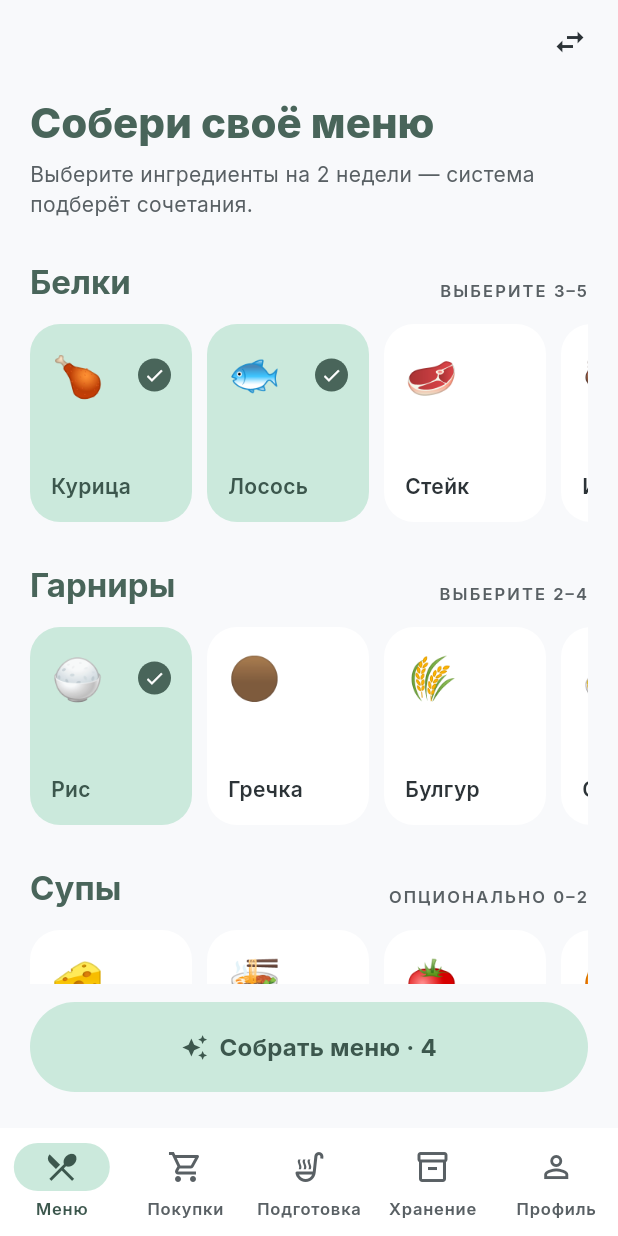
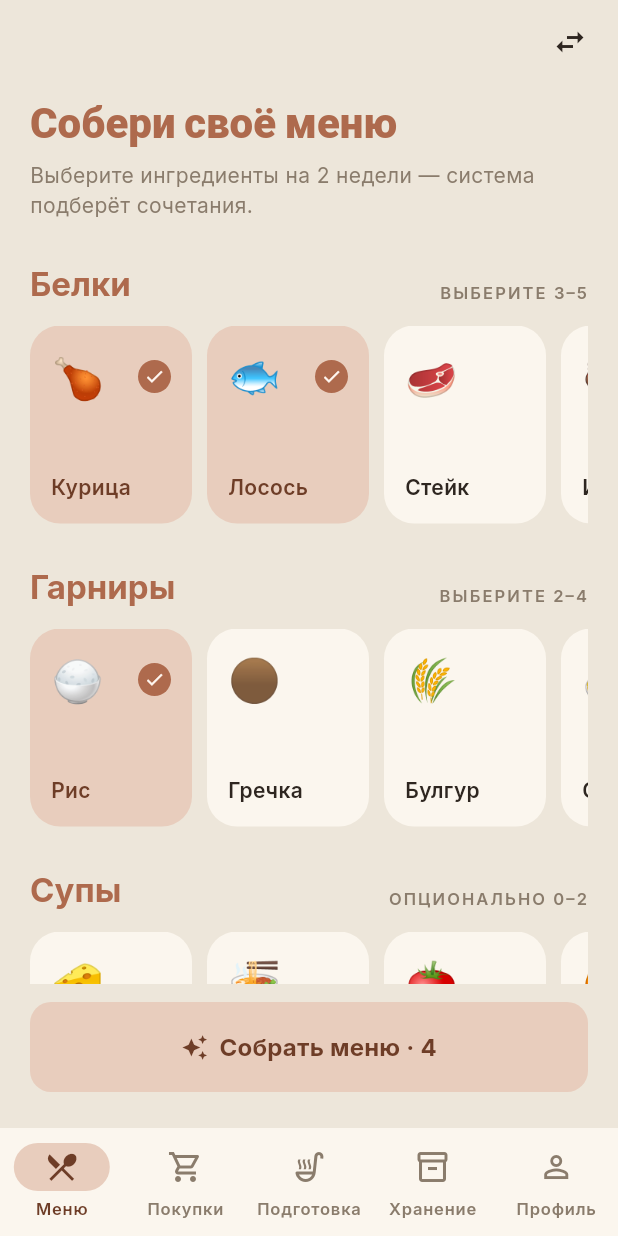
Before and after one commit to avelikzhanin/modular-chef, a Flutter app: the screen it shows after launch, on a phone screen of 412 x 824 dp. Run offline on Flutter 3.47's test engine with Material 3 defaults, Android fonts, the phone set to English and light mode, and no system bars; our stand-ins replace cached_network_image, dio, go_router, google_fonts.

Commit message:
feat(theme): replace Clinical Ethereal with Лён и глина design system (Stage 5.5)

```diff
--- a/lib/screens/chef/menu_screen.dart
+++ b/lib/screens/chef/menu_screen.dart
@@ -70,7 +70,7 @@ class _MenuScreenState extends State<MenuScreen> {
                       foregroundColor: AppColors.onPrimaryContainer,
                       disabledBackgroundColor: AppColors.surfaceContainerHigh,
                       padding: const EdgeInsets.symmetric(vertical: 18),
-                      shape: const StadiumBorder(),
+                      shape: RoundedRectangleBorder(borderRadius: BorderRadius.circular(14)),
                       textStyle:
                           tt.titleMedium?.copyWith(fontWeight: FontWeight.w700),
                     ),
@@ -220,7 +220,7 @@ class _MenuScreenState extends State<MenuScreen> {
                   backgroundColor: AppColors.primary,
                   foregroundColor: AppColors.onPrimary,
                   padding: const EdgeInsets.symmetric(vertical: 14),
-                  shape: const StadiumBorder(),
+                  shape: RoundedRectangleBorder(borderRadius: BorderRadius.circular(14)),
                 ),
                 child: const Text('Добавить'),
               ),
--- a/lib/screens/chef/prep_screen.dart
+++ b/lib/screens/chef/prep_screen.dart
@@ -111,7 +111,7 @@ class _PrepScreenState extends State<PrepScreen> {
                   backgroundColor: AppColors.primary,
                   foregroundColor: AppColors.onPrimary,
                   padding: const EdgeInsets.symmetric(vertical: 18),
-                  shape: const StadiumBorder(),
+                  shape: RoundedRectangleBorder(borderRadius: BorderRadius.circular(14)),
                   textStyle:
                       tt.titleMedium?.copyWith(fontWeight: FontWeight.w700),
                 ),
--- a/lib/screens/chef/shopping_screen.dart
+++ b/lib/screens/chef/shopping_screen.dart
@@ -113,7 +113,7 @@ class _ShoppingScreenState extends State<ShoppingScreen> {
                 backgroundColor: AppColors.tertiaryContainer,
                 foregroundColor: AppColors.onTertiaryContainer,
                 padding: const EdgeInsets.symmetric(horizontal: 20, vertical: 16),
-                shape: const StadiumBorder(),
+                shape: RoundedRectangleBorder(borderRadius: BorderRadius.circular(14)),
                 textStyle: tt.titleSmall?.copyWith(fontWeight: FontWeight.w700),
               ),
               icon: const Icon(Icons.ios_share, size: 20),
--- a/lib/screens/chef/two_week_menu_screen.dart
+++ b/lib/screens/chef/two_week_menu_screen.dart
@@ -71,7 +71,7 @@ class _TwoWeekMenuScreenState extends State<TwoWeekMenuScreen> {
                       backgroundColor: AppColors.primary,
                       foregroundColor: AppColors.onPrimary,
                       padding: const EdgeInsets.symmetric(vertical: 18),
-                      shape: const StadiumBorder(),
+                      shape: RoundedRectangleBorder(borderRadius: BorderRadius.circular(14)),
                       textStyle: tt.titleMedium?.copyWith(fontWeight: FontWeight.w700),
                     ),
                     child: const Text('Утвердить'),
--- a/lib/screens/guest/assemble_dish_screen.dart
+++ b/lib/screens/guest/assemble_dish_screen.dart
@@ -181,7 +181,7 @@ class AssembleDishScreen extends StatelessWidget {
             backgroundColor: AppColors.primaryContainer,
             foregroundColor: AppColors.onPrimaryContainer,
             padding: const EdgeInsets.symmetric(horizontal: 48, vertical: 20),
-            shape: const StadiumBorder(),
+            shape: RoundedRectangleBorder(borderRadius: BorderRadius.circular(14)),
             textStyle: Theme.of(context)
                 .textTheme
                 .titleLarge
--- a/lib/screens/guest/inventory_screen.dart
+++ b/lib/screens/guest/inventory_screen.dart
@@ -459,7 +459,7 @@ class _AssemblyBar extends StatelessWidget {
               backgroundColor: AppColors.primary,
               foregroundColor: AppColors.onPrimary,
               padding: const EdgeInsets.symmetric(vertical: 16),
-              shape: const StadiumBorder(),
+              shape: RoundedRectangleBorder(borderRadius: BorderRadius.circular(14)),
               textStyle: tt.titleMedium?.copyWith(fontWeight: FontWeight.w700),
             ),
             child: const Row(
--- a/lib/screens/guest/today_screen.dart
+++ b/lib/screens/guest/today_screen.dart
@@ -78,7 +78,7 @@ class TodayScreen extends StatelessWidget {
                 backgroundColor: AppColors.primaryContainer.withValues(alpha: 0.3),
                 foregroundColor: AppColors.primary,
                 padding: const EdgeInsets.symmetric(horizontal: 28, vertical: 16),
-                shape: const StadiumBorder(),
+                shape: RoundedRectangleBorder(borderRadius: BorderRadius.circular(14)),
                 textStyle: tt.titleSmall?.copyWith(fontWeight: FontWeight.w600),
               ),
               onPressed: () => context.push(Routes.guestAssembleDish),
--- a/lib/theme/app_colors.dart
+++ b/lib/theme/app_colors.dart
@@ -1,40 +1,41 @@
 import 'package:flutter/material.dart';
 
-/// Палитра дизайн-системы Clinical Ethereal.
-/// Источник: design_input/.../serene_purity/DESIGN.md
+/// Палитра дизайн-системы «Лён и глина».
+/// Источник: docs/superpowers/specs/2026-05-28-modular-chef-v2-plates-design.md §5A
+/// Тёплая, выцветшая, природная — заменяет зелёный Clinical Ethereal.
 abstract final class AppColors {
-  // Surfaces — три тональных слоя (база, фон секций, плавающие карточки)
-  static const Color surface = Color(0xFFF8F9FB);
-  static const Color surfaceContainerLow = Color(0xFFF0F4F7);
-  static const Color surfaceContainer = Color(0xFFEAEEF2);
-  static const Color surfaceContainerHigh = Color(0xFFE3E8EC);
-  static const Color surfaceContainerLowest = Color(0xFFFFFFFF);
+  // Surfaces — тёплые льняные тона (база, секции, плавающие карточки)
+  static const Color surface = Color(0xFFEDE6DA); // льняной фон
+  static const Color surfaceContainerLow = Color(0xFFE8E0D2); // секции/подложки
+  static const Color surfaceContainer = Color(0xFFE2D9C8);
+  static const Color surfaceContainerHigh = Color(0xFFDCD2BE);
+  static const Color surfaceContainerLowest = Color(0xFFFBF6EE); // карточки (тёплая бумага)
 
-  // Primary — мягкий пистачо
-  static const Color primary = Color(0xFF49655A);
-  static const Color onPrimary = Color(0xFFFFFFFF);
-  static const Color primaryContainer = Color(0xFFCBE9DC);
-  static const Color onPrimaryContainer = Color(0xFF3C574D);
+  // Primary — сухая глина (терракота приглушённая)
+  static const Color primary = Color(0xFFAE6A4D);
+  static const Color onPrimary = Color(0xFFFFF7F1);
+  static const Color primaryContainer = Color(0xFFE8CDBD); // светлая глина — заливки/индикатор
+  static const Color onPrimaryContainer = Color(0xFF6E3D27);
 
-  // Secondary — пудровая терракота
-  static const Color secondary = Color(0xFF8A5D5D);
-  static const Color onSecondary = Color(0xFFFFFFFF);
-  static const Color secondaryContainer = Color(0xFFF0DEDE);
-  static const Color onSecondaryContainer = Color(0xFF553535);
+  // Secondary — олива-тауп
+  static const Color secondary = Color(0xFF8A7E5E);
+  static const Color onSecondary = Color(0xFFFFFBF2);
+  static const Color secondaryContainer = Color(0xFFE7DEC8);
+  static const Color onSecondaryContainer = Color(0xFF4E472F);
 
-  // Tertiary — софт-розовый для chips
-  static const Color tertiary = Color(0xFFA34F6B);
-  static const Color onTertiary = Color(0xFFFFFFFF);
-  static const Color tertiaryContainer = Color(0xFFFDE5EC);
-  static const Color onTertiaryContainer = Color(0xFF5A2C3C);
+  // Tertiary — тёплый песок/блаш для chips
+  static const Color tertiary = Color(0xFFA86B4A);
+  static const Color onTertiary = Color(0xFFFFFBF2);
+  static const Color tertiaryContainer = Color(0xFFF0E2D0);
+  static const Color onTertiaryContainer = Color(0xFF7A5A33);
 
-  // Текст
-  static const Color onSurface = Color(0xFF2C3337);
-  static const Color onSurfaceVariant = Color(0xFF596064);
+  // Текст — эспрессо
+  static const Color onSurface = Color(0xFF2E2620);
+  static const Color onSurfaceVariant = Color(0xFF8A7C6C);
 
-  // Outline — используется только в "ghost" виде (15% opacity)
-  static const Color outlineVariant = Color(0xFFC4CACD);
+  // Outline — только в "ghost" виде (низкая непрозрачность)
+  static const Color outlineVariant = Color(0xFFCFC3AE);
 
-  // Sanctuary shadow — тинтованный, никогда не pure black
-  static const Color shadowTint = Color(0x0A2C3337); // ≈ rgba(44,51,55,0.04)
+  // Тёплая низкая тень — никогда не pure black
+  static const Color shadowTint = Color(0x0F2E2620); // ≈ rgba(46,38,32,0.06)
 }
--- a/lib/theme/app_theme.dart
+++ b/lib/theme/app_theme.dart
@@ -2,8 +2,9 @@ import 'package:flutter/material.dart';
 import 'app_colors.dart';
 import 'app_typography.dart';
 
-/// Фабрика ThemeData по спецификации Clinical Ethereal.
-/// Правила: no 1px borders, скруглённые карточки, "Sanctuary shadow" (тинтованный).
+/// Фабрика ThemeData по дизайн-системе «Лён и глина».
+/// Правила: тёплые тона, скруглённые карточки (24px), сдержанные кнопки
+/// (14px, не пилюли), тёплая низкая тень, no 1px borders.
 abstract final class AppTheme {
   /// Builds the light ThemeData.
   ///
@@ -83,18 +84,33 @@ abstract final class AppTheme {
         backgroundColor: AppColors.surfaceContainerLow,
         selectedColor: AppColors.primaryContainer,
         labelStyle: tt.labelMedium,
-        shape: const StadiumBorder(),
+        shape: const StadiumBorder(), // маленькие теги — pill, это ок
         side: BorderSide.none,
         padding: const EdgeInsets.symmetric(horizontal: 12, vertical: 6),
       ),
+      // Кнопки — сдержанные: сплошная глина, радиус 14, не толстые пилюли.
+      filledButtonTheme: FilledButtonThemeData(
+        style: FilledButton.styleFrom(
+          backgroundColor: AppColors.primary,
+          foregroundColor: AppColors.onPrimary,
+          elevation: 0,
+          textStyle: tt.labelLarge?.copyWith(fontWeight: FontWeight.w600),
+          shape: RoundedRectangleBorder(
+            borderRadius: BorderRadius.circular(14),
+          ),
+          padding: const EdgeInsets.symmetric(horizontal: 24, vertical: 16),
+        ),
+      ),
       elevatedButtonTheme: ElevatedButtonThemeData(
         style: ElevatedButton.styleFrom(
-          backgroundColor: AppColors.primaryContainer,
-          foregroundColor: AppColors.onPrimaryContainer,
+          backgroundColor: AppColors.primary,
+          foregroundColor: AppColors.onPrimary,
           elevation: 0,
           textStyle: tt.labelLarge?.copyWith(fontWeight: FontWeight.w600),
-          shape: const StadiumBorder(),
-          padding: const EdgeInsets.symmetric(horizontal: 24, vertical: 14),
+          shape: RoundedRectangleBorder(
+            borderRadius: BorderRadius.circular(14),
+          ),
+          padding: const EdgeInsets.symmetric(horizontal: 24, vertical: 16),
         ),
       ),
       dividerTheme: const DividerThemeData(
--- a/lib/theme/app_typography.dart
+++ b/lib/theme/app_typography.dart
@@ -2,8 +2,9 @@ import 'package:flutter/material.dart';
 import 'package:google_fonts/google_fonts.dart';
 import 'app_colors.dart';
 
-/// Типографика Clinical Ethereal: Inter из Google Fonts.
-/// Display — tight letter-spacing (-0.02em), body — warm body grey.
+/// Типографика «Лён и глина»: Fraunces (заголовки, редакторский serif)
+/// + Inter (текст/UI). Контраст serif-заголовок + sans-body — ключ к
+/// взрослому редакторскому виду.
 abstract final class AppTypography {
   /// Material 3 type scale, заданная явно, чтобы её можно было применять
   /// независимо от того, удалось ли подгрузить шрифт.
@@ -25,11 +26,12 @@ abstract final class AppTypography {
     labelSmall:  TextStyle(fontSize: 11, fontWeight: FontWeight.w500),
   );
 
-  /// Чистая функция: применяет правила Clinical Ethereal к любой базовой теме.
-  /// Letter-spacing на display, цвет on_surface_variant на body, +0.05em
-  /// tracking на label. Тестируется напрямую без сетевых зависимостей.
+  /// Чистая функция: применяет правила типографики (letter-spacing, цвета)
+  /// к базовой теме — БЕЗ применения шрифта, чтобы тесты работали без сети.
+  /// Display — tight letter-spacing (-0.02em), body — тёплый muted, label
+  /// — +0.05em tracking.
   @visibleForTesting
-  static TextTheme applyClinicalRules(TextTheme base) {
+  static TextTheme applyTypeRules(TextTheme base) {
     TextStyle display(TextStyle src) =>
         src.copyWith(letterSpacing: src.fontSize! * -0.02);
     TextStyle body(TextStyle src) =>
@@ -58,9 +60,19 @@ abstract final class AppTypography {
     );
   }
 
-  /// Production: Inter (через GoogleFonts) + clinical-правила.
-  /// В тестах используйте `applyClinicalRules(baseScale)` напрямую —
-  /// геттер `textTheme` требует инициализированного binding'а.
-  static TextTheme get textTheme =>
-      applyClinicalRules(GoogleFonts.interTextTheme(baseScale));
+  /// Production: правила + Inter на всём, Fraunces поверх display/headline.
+  /// В тестах используйте `applyTypeRules(baseScale)` напрямую —
+  /// геттер `textTheme` требует инициализированного binding'а (google_fonts).
+  static TextTheme get textTheme {
+    final ruled = applyTypeRules(baseScale);
+    final inter = GoogleFonts.interTextTheme(ruled);
+    return inter.copyWith(
+      displayLarge: GoogleFonts.fraunces(textStyle: inter.displayLarge),
+      displayMedium: GoogleFonts.fraunces(textStyle: inter.displayMedium),
+      displaySmall: GoogleFonts.fraunces(textStyle: inter.displaySmall),
+      headlineLarge: GoogleFonts.fraunces(textStyle: inter.headlineLarge),
+      headlineMedium: GoogleFonts.fraunces(textStyle: inter.headlineMedium),
+      headlineSmall: GoogleFonts.fraunces(textStyle: inter.headlineSmall),
+    );
+  }
 }
```
Also changed, not shown: 2 other files.
